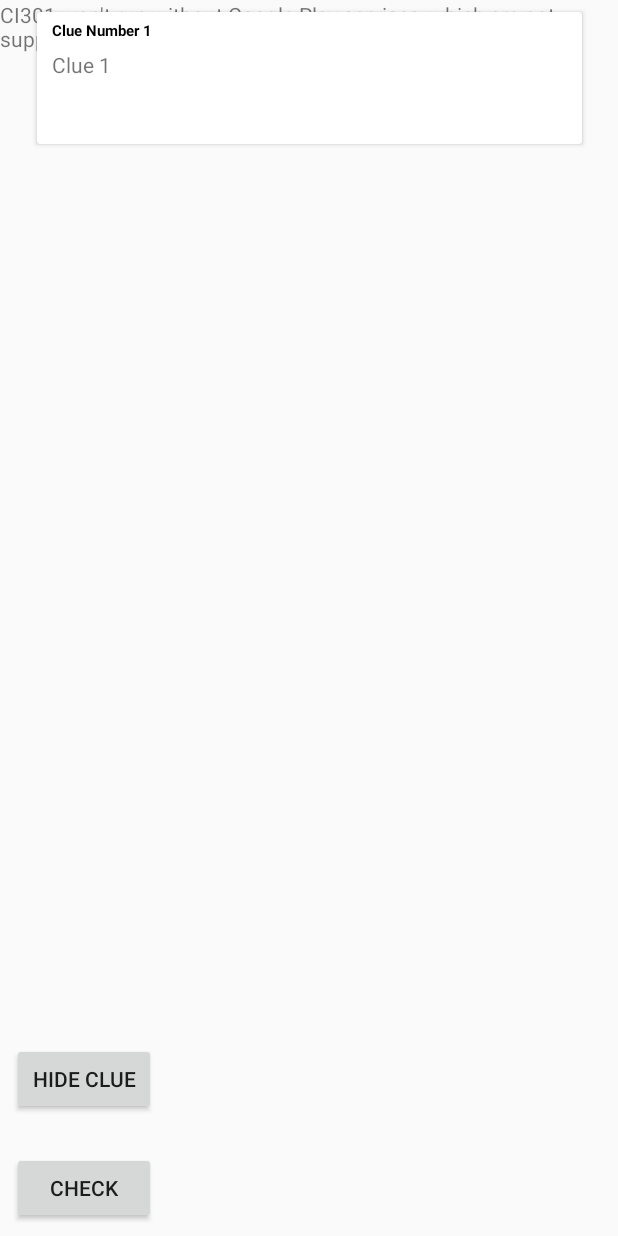
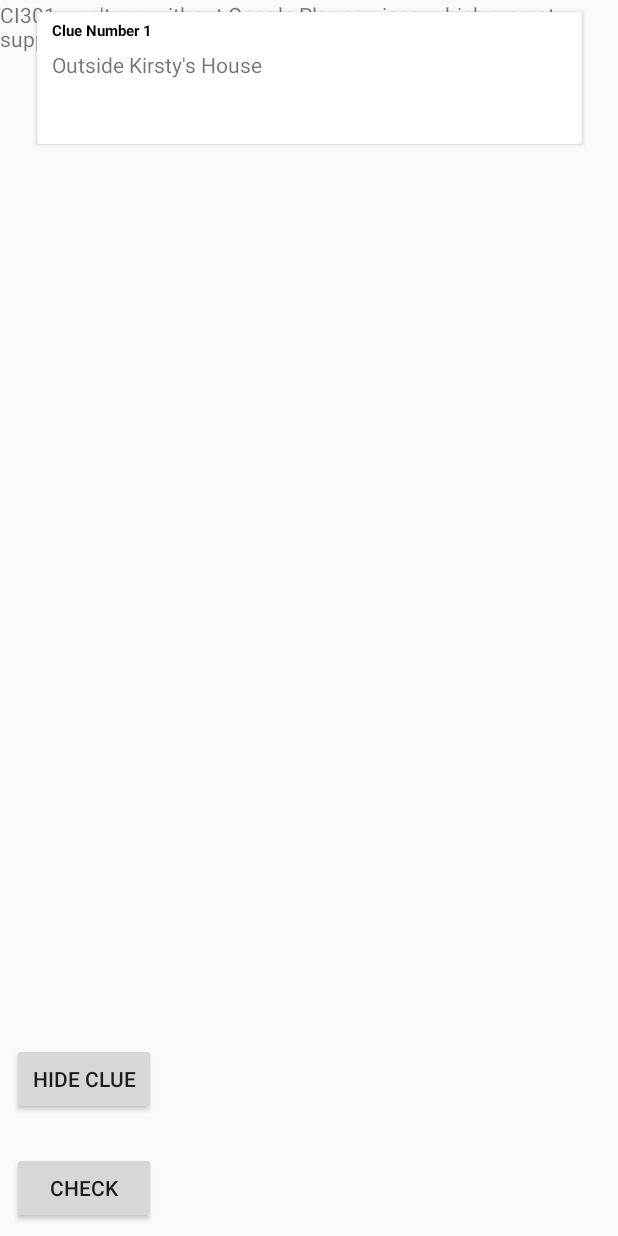
Before and after one commit to danpascoe/CI301-TreasureHunt, an Android app: the screen it shows after launch (MapActivity), after a tap on "BUTTON", on a phone screen of 412 x 824 dp. Run offline under Robolectric (Android 15) with nearby library versions, the phone set to English and light mode, and no system bars; libraries missing offline, so code that uses them is left out: com.google.maps.android.

Commit message:
Added Endgame
Added the Endgame
Disabled Animation for Checking
Added ClueLocated Enum

```diff
--- /dev/null
+++ b/Application/app/src/main/java/application/pascoe/com/ci301/ClueLocated.java
@@ -0,0 +1,5 @@
+package application.pascoe.com.ci301;
+
+public enum ClueLocated {
+    InRange, OutOfRange
+}
--- a/Application/app/src/main/java/application/pascoe/com/ci301/Constants.java
+++ b/Application/app/src/main/java/application/pascoe/com/ci301/Constants.java
@@ -7,5 +7,5 @@ public class Constants {
     public static final int MIN_CAMERA_ZOOM = 18;
     public static final long MIN_UPDATE_TIME = 100;
     public static final float MIN_UPDATE_DISTANCE = 0;
-    public static final double MIN_PLAYER_TO_CLUE_DISTANCE = 1000;
+    public static final double MIN_PLAYER_TO_CLUE_DISTANCE = 2000; //DISTANCE IN METERS
 }
--- a/Application/app/src/main/java/application/pascoe/com/ci301/Gameplay.java
+++ b/Application/app/src/main/java/application/pascoe/com/ci301/Gameplay.java
@@ -5,10 +5,18 @@ import com.google.maps.android.SphericalUtil;
 
 public class Gameplay {
 
-    public static double[] clueLocationsLat = {50.871, 0.578};
-    public static double[] clueLocationsLng = {0.578, 0.578};
-    private static String[] clues = {"Clue 1", "Clue 2"};
+    public static double[] clueLocationsLat = {50.871909, 50.867859, 50.868561, 50.869317, 50.8700337};
+    public static double[] clueLocationsLng = {0.574404, 0.573043, 0.576427, 0.578672, 0.579594};
+    private static String[] clues = {"Outside Kirsty's House", "Outside Grans House", "Primary School", "Kepel Road Bus Stop", "Home", "YOU DID IT!"};
     private static int currentClue = 0;
+
+    public static int GameInitiate(){
+        /*
+        * CODE TO GET THE POSITIONS AND CLUES WOULD BE ADDED HERE
+        */
+        int totalPositions = clueLocationsLat.length;
+        return totalPositions;
+    }
 
     public static boolean checkDistance(LatLng currentPos){
         LatLng cluePos = new LatLng(clueLocationsLat[currentClue], clueLocationsLng[currentClue]);
@@ -21,7 +29,7 @@ public class Gameplay {
         }
     }
 
-    public static String[] getClue(){
+    public static String[] getClue() {
         String currentClueText = Integer.toString(currentClue + 1);
         String[] arrClue = {currentClueText, clues[currentClue]};
         return arrClue;
--- a/Application/app/src/main/java/application/pascoe/com/ci301/MapActivity.java
+++ b/Application/app/src/main/java/application/pascoe/com/ci301/MapActivity.java
@@ -10,10 +10,9 @@ import android.support.v4.app.ActivityCompat;
 import android.support.v4.app.FragmentActivity;
 import android.os.Bundle;
 import android.support.v7.widget.CardView;
-import android.util.Log;
 import android.view.View;
+import android.view.animation.Animation;
 import android.widget.Button;
-import android.widget.ImageView;
 import android.widget.TextView;
 import android.widget.Toast;
 
@@ -28,23 +27,25 @@ import com.google.android.gms.maps.model.LatLng;
 import com.google.android.gms.maps.model.MarkerOptions;
 import com.google.android.gms.tasks.OnSuccessListener;
 
-import java.sql.RowId;
-
-public class MapActivity extends FragmentActivity implements OnMapReadyCallback {
+public class MapActivity extends FragmentActivity implements OnMapReadyCallback{
 
     private static final String TAG = "MapActivity";
     private GoogleMap mMap;
     private FusedLocationProviderClient fusedLocationClient;
     private LocationManager locationManager;
+    private Animation.AnimationListener listener;
+    private AnimationDrawable tickAnimation;
+    private AnimationDrawable crossAnimation;
+    private int TotalPostions;
 
     @Override
     protected void onCreate(Bundle savedInstanceState) {
         super.onCreate(savedInstanceState);
         setContentView(R.layout.activity_map);
         fusedLocationClient = LocationServices.getFusedLocationProviderClient(this);
-        SupportMapFragment mapFragment = (SupportMapFragment) getSupportFragmentManager()
-                .findFragmentById(R.id.map);
+        SupportMapFragment mapFragment = (SupportMapFragment) getSupportFragmentManager().findFragmentById(R.id.map);
         mapFragment.getMapAsync(this);
+        TotalPostions = Gameplay.GameInitiate();
         updateClue();
         Button checkButton = findViewById(R.id.btn_checkDistance);
         checkButton.setOnClickListener(new View.OnClickListener() {
@@ -82,7 +83,6 @@ public class MapActivity extends FragmentActivity implements OnMapReadyCallback
                 && ActivityCompat.checkSelfPermission(this, Manifest.permission.ACCESS_COARSE_LOCATION) != PackageManager.PERMISSION_GRANTED) {
             return;
         }
-        //mMap.setMyLocationEnabled(true);
         mMap.setMyLocationEnabled(false);
 
        fusedLocationClient.getLastLocation().addOnSuccessListener(this, new OnSuccessListener<Location>() {
@@ -157,18 +157,24 @@ public class MapActivity extends FragmentActivity implements OnMapReadyCallback
 
                 LatLng pos = new LatLng(mLat, mLong);
                 updateLocation(pos);
+
                 boolean distanceCheck = Gameplay.checkDistance(pos);
+
                 if(distanceCheck){
-                    playCheckAnimation();
-                    Toast.makeText(MapActivity.this, "WORKING", Toast.LENGTH_SHORT).show();
+                    //playCheckAnimation(ClueLocated.InRange);
+                    Toast.makeText(MapActivity.this, "CLUE FOUND", Toast.LENGTH_SHORT).show();
                     updateClue();
-                    // SHOW UI AND NEXT CLUE
                 }else{
-                    Toast.makeText(MapActivity.this, "NOT IN RANGE", Toast.LENGTH_SHORT).show();
+                    //playCheckAnimation(ClueLocated.OutOfRange);
+                    Toast.makeText(MapActivity.this, "CLUE NOT FOUND", Toast.LENGTH_SHORT).show();
                 }
             }
             }
         });
+    }
+
+    public void playCheckAnimation(ClueLocated rangeCheck){
+
     }
 
     public void updateClue(){
@@ -176,17 +182,21 @@ public class MapActivity extends FragmentActivity implements OnMapReadyCallback
         TextView txt_clue = findViewById(R.id.txt_clue);
         TextView txt_clueNum = findViewById(R.id.txt_clueNumber);
 
+        if(Integer.parseInt(currentClueArr[0]) >= (TotalPostions + 1)){
+            endGame();
+            return;
+        }
+
+        txt_clueNum.setText("Clue Number " + (currentClueArr[0]));
         txt_clue.setText(currentClueArr[1]);
-        txt_clueNum.setText("Clue Number " + (currentClueArr[0]));
     }
 
-    public void playCheckAnimation(){
-        ImageView anim_tick = (ImageView)findViewById(R.id.anim_tick);
-        anim_tick.setVisibility(View.VISIBLE);
-        anim_tick.setBackgroundResource(R.drawable.tick_animation);
-
-        AnimationDrawable tickAnimation = (AnimationDrawable)anim_tick.getBackground();
-        tickAnimation.start();
+    public void endGame(){
+        Button checkButton = findViewById(R.id.btn_checkDistance);
+        TextView txt_clue = findViewById(R.id.txt_clue);
+        TextView txt_clueNum = findViewById(R.id.txt_clueNumber);
+        txt_clue.setText("You did it!");
+        txt_clueNum.setText("Congratulations");
+        checkButton.setEnabled(false);
     }
-
 }
--- a/Application/app/src/main/res/layout/activity_map.xml
+++ b/Application/app/src/main/res/layout/activity_map.xml
@@ -101,9 +101,22 @@
         android:visibility="invisible"
         app:layout_constraintBottom_toBottomOf="parent"
         app:layout_constraintEnd_toEndOf="parent"
-        app:layout_constraintHorizontal_bias="1.0"
         app:layout_constraintStart_toStartOf="parent"
-        app:layout_constraintTop_toTopOf="parent"
-        app:layout_constraintVertical_bias="1.0" />
+        app:layout_constraintTop_toTopOf="parent" />
+
+    <ImageView
+        android:id="@+id/anim_cross"
+        android:layout_width="157dp"
+        android:layout_height="157dp"
+        android:layout_marginStart="8dp"
+        android:layout_marginTop="8dp"
+        android:layout_marginEnd="8dp"
+        android:layout_marginBottom="8dp"
+        android:background="@drawable/tick_01"
+        android:visibility="invisible"
+        app:layout_constraintBottom_toBottomOf="parent"
+        app:layout_constraintEnd_toEndOf="parent"
+        app:layout_constraintStart_toStartOf="parent"
+        app:layout_constraintTop_toTopOf="parent" />
 
 </android.support.constraint.ConstraintLayout>
```
Also changed, not shown: Application/app/src/main/res/drawable/cross_animation.xml (added, +122 -0 lines).
